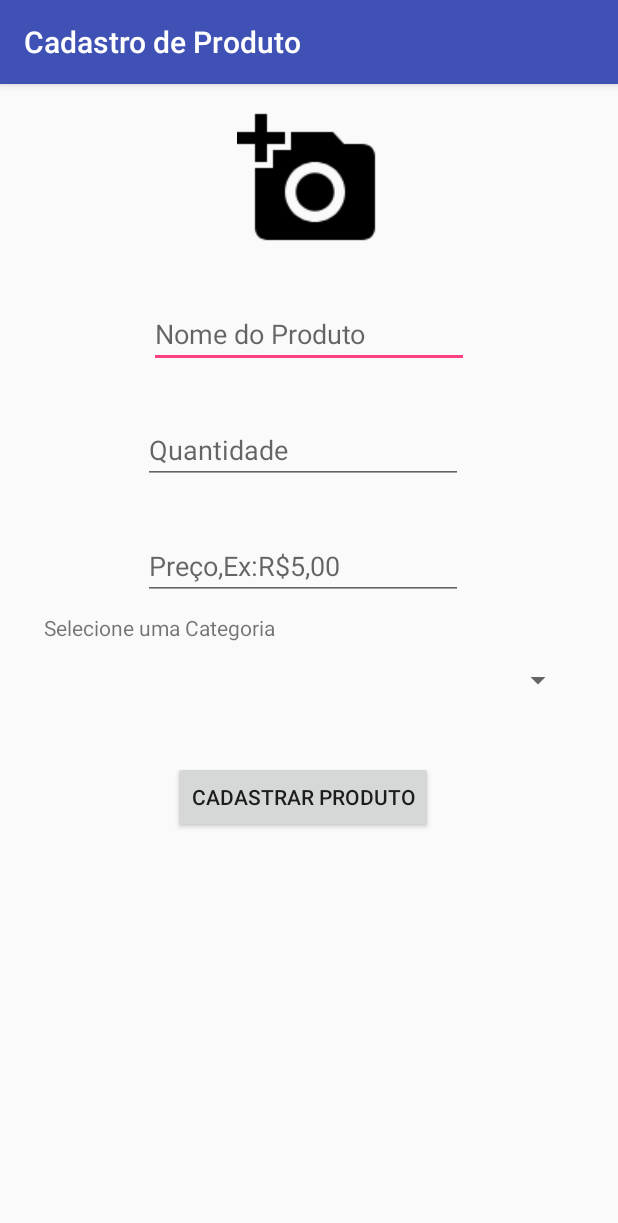
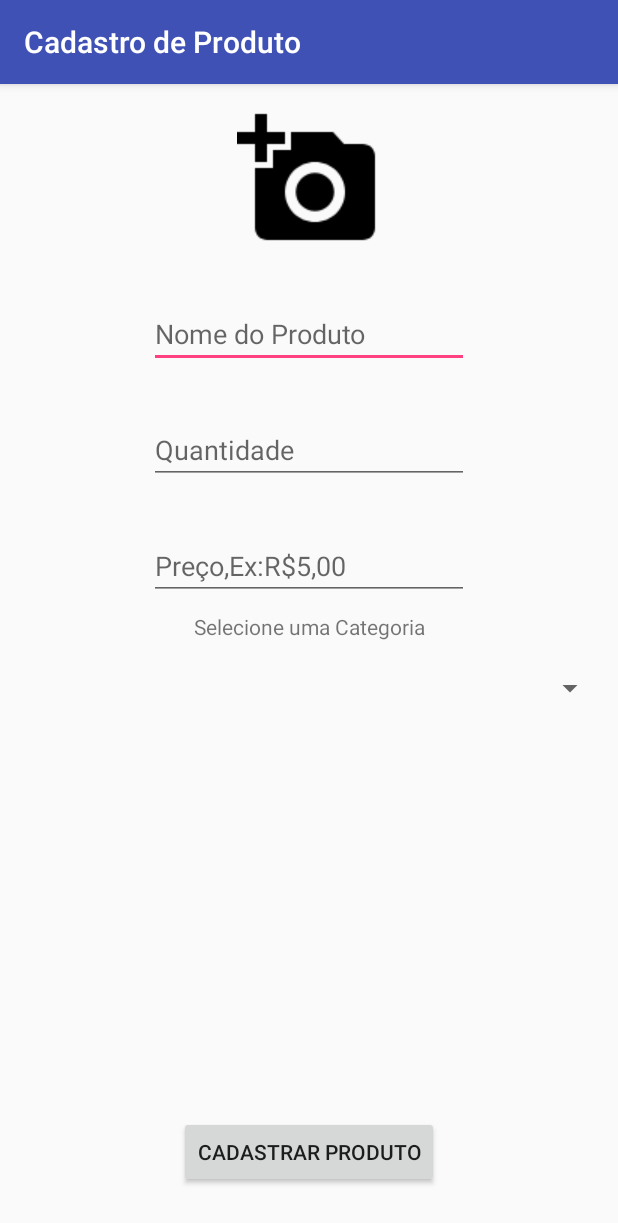
Before and after one commit to CaiioSantos/Mercado, an Android app: the CadProduto screen opened directly, with no data from a screen before it, on a phone screen of 412 x 824 dp. Shown: the top 1223 px of the screen. Run offline under Robolectric (Android 15) with nearby library versions, the phone set to English and light mode, and no system bars; our stand-ins replace Firebase (no records; nobody signed in at launch, a user with empty details on screens opened directly); 1 statement that could not run was skipped.

Commit message:
Quase pronto

```diff
--- a/app/src/main/java/com/example/esperimenti/cadlist/CadProduto.java
+++ b/app/src/main/java/com/example/esperimenti/cadlist/CadProduto.java
@@ -23,16 +23,20 @@ import com.google.firebase.database.ValueEventListener;
 
 import java.util.ArrayList;
 import java.util.List;
+import java.util.UUID;
 
-public class CadProduto extends AppCompatActivity {
+public class    CadProduto extends AppCompatActivity {
 
     EditText edtnome,edtqtd,edtpreco;
-    private Spinner list_Categoria;
+    String nomeCategoria;
+    Spinner list_Categoria;
 
     private List<Categoria> listCategoria = new ArrayList<>();
 
     FirebaseDatabase firebaseDatabase;
     DatabaseReference databaseReference;
+    Produto produtoSelecionado;
+
 
     @Override
     protected void onCreate(Bundle savedInstanceState) {
@@ -46,6 +50,8 @@ public class CadProduto extends AppCompatActivity {
         list_Categoria = findViewById(R.id.spinner);
 
         iniciarFirebase();
+
+
 
         databaseReference.child("Categoria").addValueEventListener(new ValueEventListener() {
             @Override
@@ -64,6 +70,7 @@ public class CadProduto extends AppCompatActivity {
 
                 list_Categoria.setAdapter(adapter);
 
+
             }
 
             @Override
@@ -72,11 +79,15 @@ public class CadProduto extends AppCompatActivity {
             }
         });
 
-        /*ArrayAdapter<Categoria> adapter = new ArrayAdapter<Categoria>(this,
-                android.R.layout.simple_spinner_item,catList);
-        adapter.setDropDownViewResource(android.R.layout.simple_spinner_dropdown_item);
+        list_Categoria.setOnItemClickListener(new AdapterView.OnItemClickListener() {
+            @Override
+            public void onItemClick(AdapterView<?> parent, View view, int position, long id) {
+                produtoSelecionado = (Produto) parent.getItemAtPosition(position);
+                nomeCategoria =produtoSelecionado.getNome();
 
-        list_Categoria.setAdapter(adapter);*/
+            }
+        });
+
 
 
     }
@@ -108,5 +119,15 @@ public class CadProduto extends AppCompatActivity {
     }
 
 
-
+    public void btnCadastro(View view) {
+        Produto produto = new Produto();
+        Categoria c = new Categoria();
+        c.setNome(nomeCategoria);
+        produto.setCategoria(c);
+        produto.setUid(UUID.randomUUID().toString());
+        produto.setNome(edtnome.getText().toString());
+        produto.setQuantidade(edtqtd.getText().toString());
+        produto.setPreco(edtpreco.getText().toString());
+       // databaseReference.child("Categoria").child(nomeCategoria).child(produto.getNome()).setValue(produto);
+    }
 }
--- a/app/src/main/java/com/example/esperimenti/cadlist/model/Categoria.java
+++ b/app/src/main/java/com/example/esperimenti/cadlist/model/Categoria.java
@@ -4,7 +4,7 @@ import android.view.View;
 import android.view.ViewGroup;
 import android.widget.BaseAdapter;
 
-public class Categoria {
+public class Categoria extends Produto {
     private String uid;
     private String nome;
 
--- a/app/src/main/java/com/example/esperimenti/cadlist/model/Produto.java
+++ b/app/src/main/java/com/example/esperimenti/cadlist/model/Produto.java
@@ -8,7 +8,7 @@ public class Produto {
     private Categoria categoria;
 
 
-    public Categoria getCategoria() {
+    public Categoria getCategoria(String s) {
         return categoria;
     }
 
@@ -36,7 +36,7 @@ public class Produto {
         return quantidade;
     }
 
-    public void setQuantidade(int quantidade) {
+    public void setQuantidade(String quantidade) {
         this.quantidade = quantidade;
     }
 
@@ -44,7 +44,7 @@ public class Produto {
         return preco;
     }
 
-    public void setPreco(double preco) {
+    public void setPreco(String preco) {
         this.preco = preco;
     }
 
--- a/app/src/main/res/layout/activity_cad_produto.xml
+++ b/app/src/main/res/layout/activity_cad_produto.xml
@@ -17,7 +17,8 @@
         app:layout_constraintStart_toStartOf="parent"
         app:layout_constraintTop_toTopOf="parent"
         app:srcCompat="@drawable/baseline_add_a_photo_black_48dp"
-        android:onClick="inserirFoto"/>
+        android:onClick="inserirFoto"
+        android:contentDescription="@string/todo" />
 
     <EditText
         android:id="@+id/nome_produto"
@@ -25,7 +26,7 @@
         android:layout_height="wrap_content"
         android:layout_marginTop="32dp"
         android:ems="10"
-        android:hint="Nome do Produto"
+        android:hint="@string/nome_do_produto"
         android:inputType="textPersonName"
         android:text="@string/NomeProduto"
         app:layout_constraintEnd_toEndOf="@+id/imageView2"
@@ -36,10 +37,9 @@
         android:id="@+id/qtd_produto"
         android:layout_width="wrap_content"
         android:layout_height="wrap_content"
-        android:layout_marginEnd="8dp"
         android:layout_marginTop="32dp"
         android:ems="10"
-        android:hint="Quantidade"
+        android:hint="@string/quantidade"
         android:inputType="number"
         android:text="@string/QtdProduto"
         app:layout_constraintEnd_toEndOf="@+id/nome_produto"
@@ -52,45 +52,45 @@
         android:layout_height="wrap_content"
         android:layout_marginTop="32dp"
         android:ems="10"
-        android:hint="Preço,Ex:R$5,00"
+        android:hint="@string/pre_o_ex_r_5_00"
         android:inputType="numberDecimal"
         android:text="@string/precoDoProduto"
         app:layout_constraintEnd_toEndOf="@+id/qtd_produto"
         app:layout_constraintStart_toStartOf="@+id/qtd_produto"
         app:layout_constraintTop_toBottomOf="@+id/qtd_produto" />
 
-    <Spinner
-        android:id="@+id/spinner"
-        android:layout_width="361dp"
-        android:layout_height="35dp"
-        android:layout_marginTop="36dp"
-        android:textColor="@color/Preto"
-        android:visibility="visible"
-        app:layout_constraintEnd_toEndOf="@+id/preco_produto"
-        app:layout_constraintStart_toStartOf="@+id/preco_produto"
-        app:layout_constraintTop_toBottomOf="@+id/preco_produto"
-        tools:spinnerMode="dropdown" />
-
     <Button
         android:id="@+id/btn_CadastrarProduto"
         android:layout_width="wrap_content"
         android:layout_height="wrap_content"
-        android:layout_marginTop="36dp"
+        android:layout_marginBottom="32dp"
+        android:layout_marginEnd="8dp"
+        android:layout_marginStart="8dp"
         android:text="@string/btnCadastrarProduto"
-        app:layout_constraintEnd_toEndOf="@+id/spinner"
-        app:layout_constraintStart_toStartOf="@+id/spinner"
-        app:layout_constraintTop_toBottomOf="@+id/spinner" />
+        app:layout_constraintBottom_toBottomOf="parent"
+        app:layout_constraintEnd_toEndOf="parent"
+        app:layout_constraintStart_toStartOf="parent"
+        android:onClick="btnCadastro"/>
 
     <TextView
         android:id="@+id/selecionar_categoria"
         android:layout_width="wrap_content"
         android:layout_height="wrap_content"
-        android:layout_marginBottom="8dp"
-        android:layout_marginStart="8dp"
         android:layout_marginTop="8dp"
         android:text="@string/selecionarCategoria"
-        app:layout_constraintBottom_toTopOf="@+id/spinner"
-        app:layout_constraintStart_toStartOf="@+id/spinner"
+        app:layout_constraintEnd_toEndOf="@+id/preco_produto"
+        app:layout_constraintStart_toStartOf="@+id/preco_produto"
         app:layout_constraintTop_toBottomOf="@+id/preco_produto" />
 
+    <Spinner
+        android:id="@+id/spinner"
+        android:layout_width="0dp"
+        android:layout_height="31dp"
+        android:layout_marginEnd="8dp"
+        android:layout_marginStart="8dp"
+        android:layout_marginTop="16dp"
+        app:layout_constraintEnd_toEndOf="parent"
+        app:layout_constraintStart_toStartOf="parent"
+        app:layout_constraintTop_toBottomOf="@+id/selecionar_categoria" />
+
 </android.support.constraint.ConstraintLayout>
--- a/app/src/main/res/values/strings.xml
+++ b/app/src/main/res/values/strings.xml
@@ -13,4 +13,8 @@
     <string name="catview">Nome da Categoria</string>
     <string name="btnCadastroCategoria">Cadastrar Categoria</string>
     <string name="edtNomeCategoria" />
+    <string name="nome_do_produto">Nome do Produto</string>
+    <string name="todo">TODO</string>
+    <string name="quantidade">Quantidade</string>
+    <string name="pre_o_ex_r_5_00">Preço,Ex:R$5,00</string>
 </resources>
```
